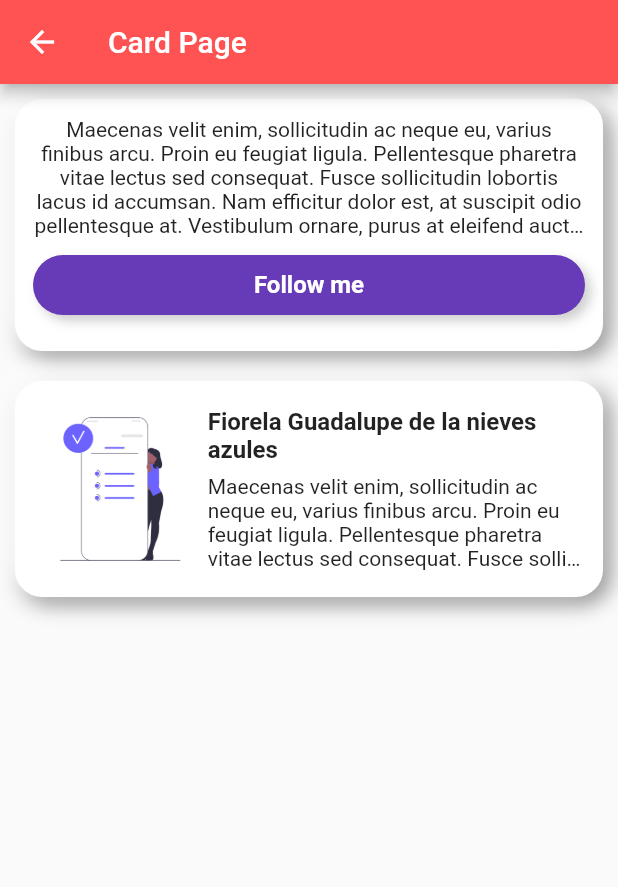
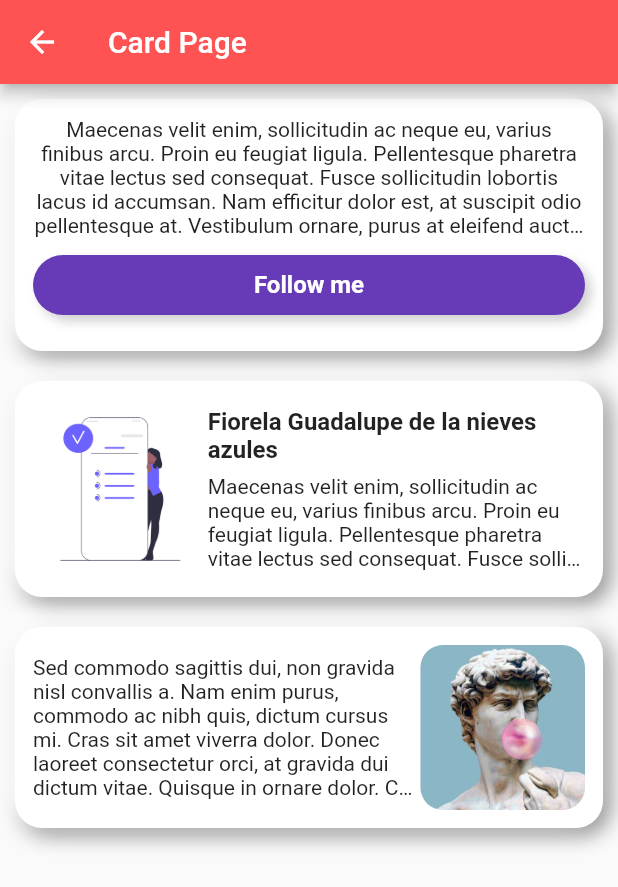
Before and after one commit to kathyLopezSMOKE/app_component, a Flutter app: the CardPage screen opened directly, on a phone screen of 412 x 824 dp. Shown: the top 887 px of the screen. Run offline on Flutter 3.47's test engine with Material 2 defaults, Android fonts, the phone set to English and light mode, and no system bars; our stand-ins replace google_fonts.

Commit message:
tercer_card

```diff
--- a/lib/pages/card_page.dart
+++ b/lib/pages/card_page.dart
@@ -121,6 +121,43 @@ class CardPage extends StatelessWidget {
               ],
             ),
           ),
+          //card3
+          Container(
+            decoration: BoxDecoration(
+              color: Colors.white,
+              borderRadius: BorderRadius.circular(18.0),
+              boxShadow: [
+                BoxShadow(
+                  color: Colors.black.withOpacity(0.5),
+                  offset: Offset(4, 4),
+                  blurRadius: 12.0,
+                ),
+                BoxShadow(
+                  color: Colors.white,
+                  offset: Offset(-5, -5),
+                  blurRadius: 12.0,
+                ),
+              ],
+            ),
+            padding: EdgeInsets.all(12.0),
+            margin: EdgeInsets.all(10.0),
+            child: Row(
+              children: [
+                Expanded(
+                  child: Text("Sed commodo sagittis dui, non gravida nisl convallis a. Nam enim purus, commodo ac nibh quis, dictum cursus mi. Cras sit amet viverra dolor. Donec laoreet consectetur orci, at gravida dui dictum vitae. Quisque in ornare dolor. Curabitur vitae massa ac arcu suscipit luctus a quis nibh. Ut in molestie mauris. Pellentesque tincidunt lectus vel tristique rutrum. Etiam at magna nec leo tempor blandit.",
+                  maxLines: 6,
+                  overflow: TextOverflow.ellipsis,
+                  ),
+                ),
+                SizedBox(width: 5,),
+                ClipRRect(
+                  borderRadius: BorderRadius.circular(15.0),
+                  child: Image.asset("assets/images/David-Chicle.jpg",height:110.00),
+
+                ),
+              ],
+            ),
+          ),
         ],
       ),
     );
```
